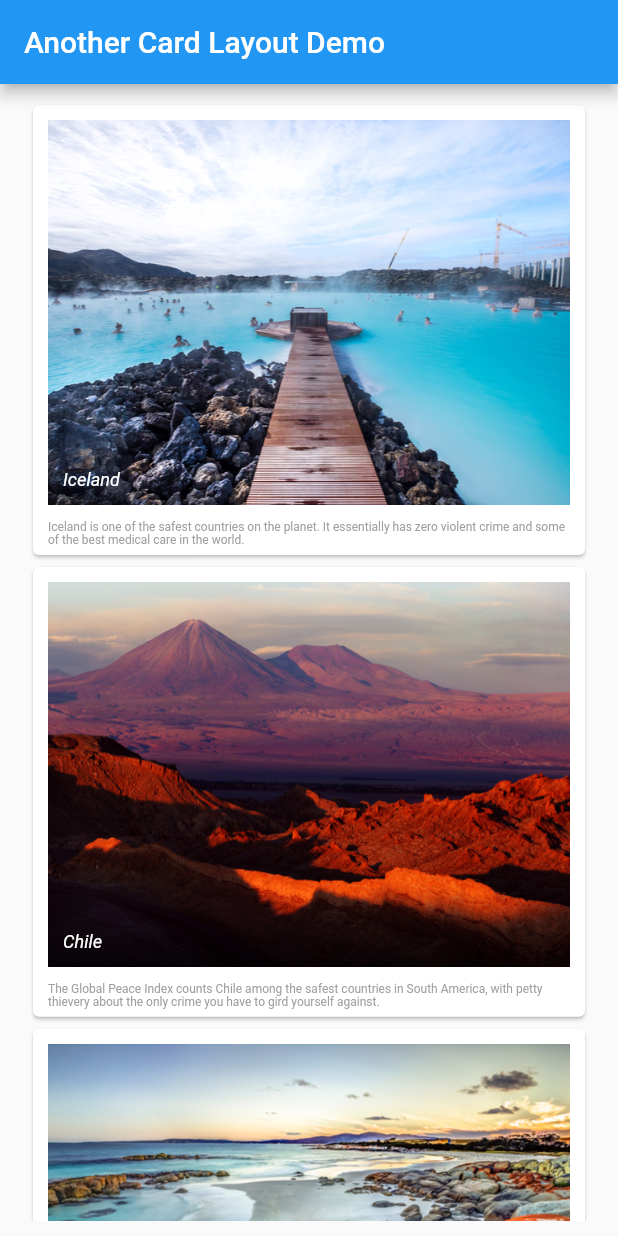
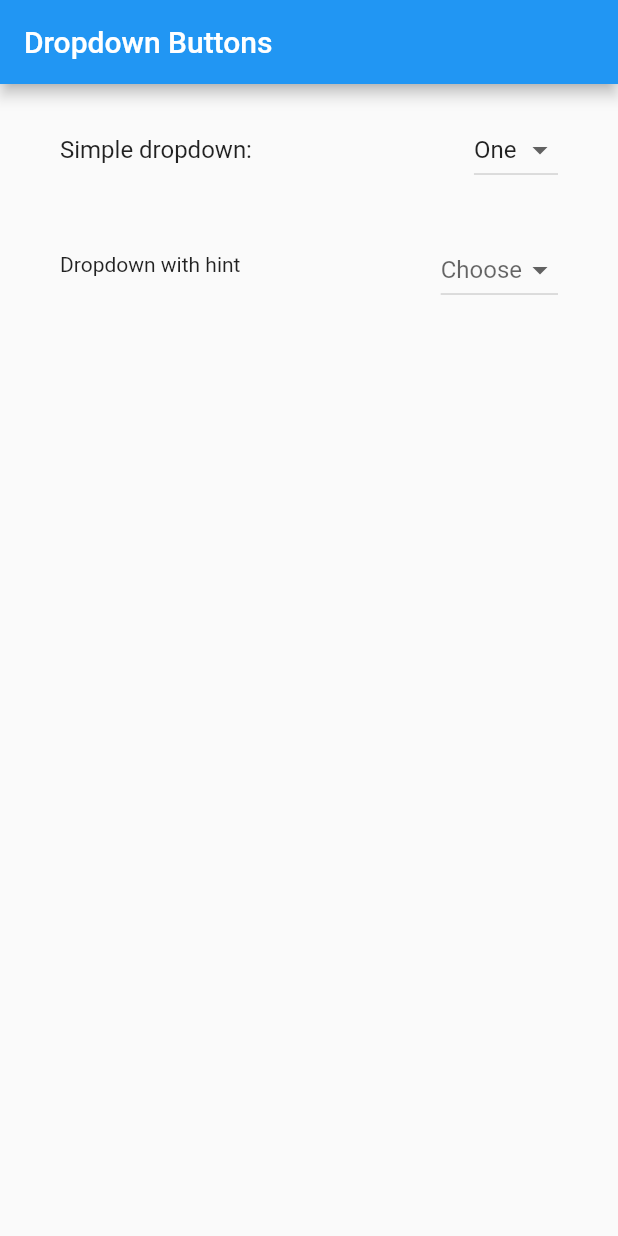
Before and after one commit to AdamZHANG123/intr_to_widgets, a Flutter app: the screen it shows after launch, on a phone screen of 412 x 824 dp. Run offline on Flutter 3.47's test engine with Material 2 defaults, Android fonts, the phone set to English and light mode, and no system bars.

Commit message:
add dropdown btn
moved cards to card.dart && added dropdown button

```diff
--- a/lib/card.dart
+++ b/lib/card.dart
@@ -1,4 +1,29 @@
 import 'package:flutter/material.dart';
+
+void main() => runApp(MyApp());
+
+class MyApp extends StatelessWidget {
+  final List<String> titleList = [
+    'Card Layout Demo',
+    'Another Card Layout Demo',
+  ];
+  final bool showFirstLayout = false;
+
+  @override
+  Widget build(BuildContext context) {
+    final _title = showFirstLayout ? titleList.first : titleList.last;
+    return MaterialApp(
+      debugShowCheckedModeBanner: false,
+      debugShowMaterialGrid: false,
+      title: _title,
+      theme: ThemeData(
+        primarySwatch: Colors.blue,
+      ),
+      home: CardDemoPage(title: _title),
+    );
+  }
+}
+
 
 class CardDemoPage extends StatelessWidget {
   final String title;
--- /dev/null
+++ b/lib/dropdown_btn.dart
@@ -0,0 +1,108 @@
+import 'package:flutter/material.dart';
+
+//void main() => runApp(MyApp());
+
+class MyApp extends StatelessWidget {
+  final title = 'Dropdown Buttons';
+
+  @override
+  Widget build(BuildContext context) {
+    return MaterialApp(
+      debugShowCheckedModeBanner: false,
+      debugShowMaterialGrid: false,
+      title: title,
+      theme: ThemeData(
+        primarySwatch: Colors.blue,
+      ),
+      home: DropDownBtnDemo(title: title),
+    );
+  }
+}
+
+class DropDownBtnDemo extends StatefulWidget {
+  final String title;
+
+  DropDownBtnDemo({Key key, this.title}) : super(key: key);
+
+  @override
+  _DropDownBtnDemoState createState() => _DropDownBtnDemoState();
+}
+
+class _DropDownBtnDemoState extends State<DropDownBtnDemo> {
+  var dropDownValue = 'One';
+  String dropDownValue2;
+
+  @override
+  Widget build(BuildContext context) {
+    return Scaffold(
+      appBar: AppBar(
+        title: Text(widget.title),
+      ),
+      body: Container(
+        padding: EdgeInsets.symmetric(horizontal: 24, vertical: 16),
+        child: Column(
+          crossAxisAlignment: CrossAxisAlignment.center,
+          children: <Widget>[
+            ListTile(
+              title: const Text('Simple dropdown:'),
+              trailing: DropdownButton(
+                items: <String>['One', 'Two', 'Free', 'Four']
+                    .map<DropdownMenuItem<String>>((value) {
+                  return DropdownMenuItem(
+                    value: value,
+                    child: Text(value),
+                  );
+                }).toList(),
+                value: dropDownValue,
+                onChanged: (value) {
+                  setState(() {
+                    dropDownValue = value;
+                  });
+                },
+              ),
+            ),
+            SizedBox(height: 24),
+            ListTile(
+              leading: const Text('Dropdown with hint'),
+              trailing: DropdownButton(
+                hint: const Text('Choose'),
+                items: <String>[
+                  'One',
+                  'Two',
+                  'Free',
+                  'Four',
+                  'Can',
+                  'I',
+                  'Have',
+                  'A',
+                  'Little',
+                  'Bit',
+                  'More',
+                  'Five',
+                  'Six',
+                  'Seven',
+                  'Eight',
+                  'Nine',
+                  'Ten'
+                ]
+                    .map((value) =>
+                    DropdownMenuItem(value: value, child: Text(value)))
+                    .toList(),
+                value: dropDownValue2,
+                onChanged: (value) {
+                  setState(() {
+                    dropDownValue2 = value;
+                  });
+                },
+              ),
+            ),
+//          ListTile(
+//            leading: ,
+//            trailing: ,
+//          ),
+          ],
+        ),
+      ),
+    );
+  }
+}
--- a/lib/main.dart
+++ b/lib/main.dart
@@ -1,26 +1,4 @@
 import 'package:flutter/material.dart';
-import 'card.dart';
+import 'dropdown_btn.dart';
 
 void main() => runApp(MyApp());
-
-class MyApp extends StatelessWidget {
-  final List<String> titleList = [
-    'Card Layout Demo',
-    'Another Card Layout Demo',
-  ];
-  final bool showFirstLayout = false;
-
-  @override
-  Widget build(BuildContext context) {
-    final _title = showFirstLayout ? titleList.first : titleList.last;
-    return MaterialApp(
-      debugShowCheckedModeBanner: false,
-      debugShowMaterialGrid: false,
-      title: _title,
-      theme: ThemeData(
-        primarySwatch: Colors.blue,
-      ),
-      home: CardDemoPage(title: _title),
-    );
-  }
-}
```
Also changed, not shown: 1 other file.
